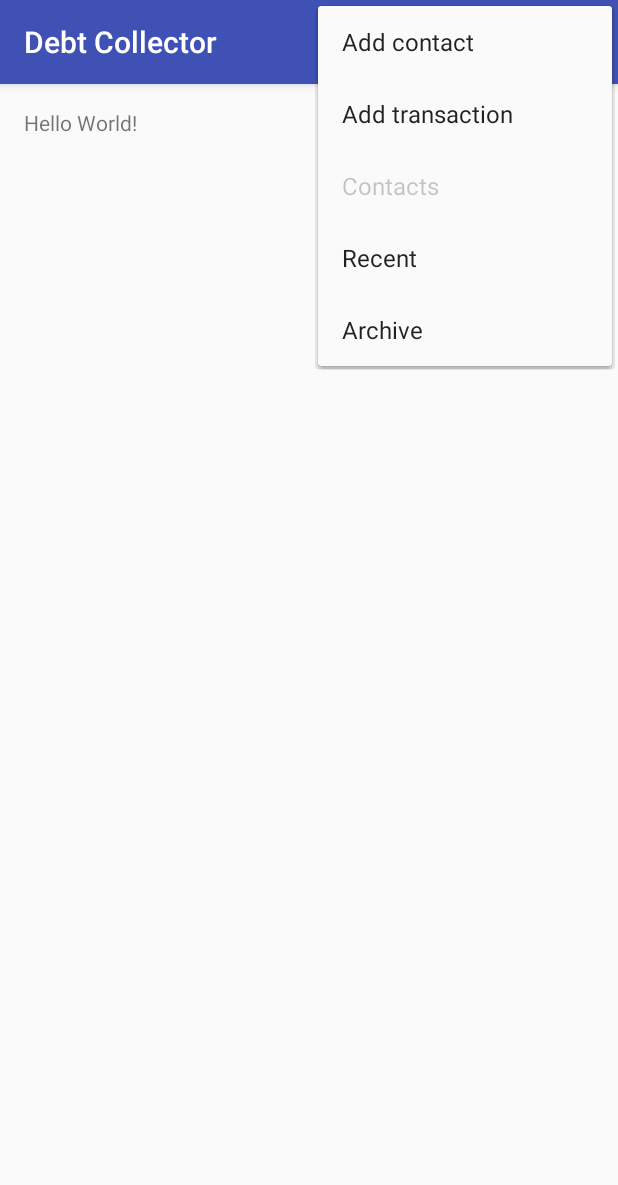
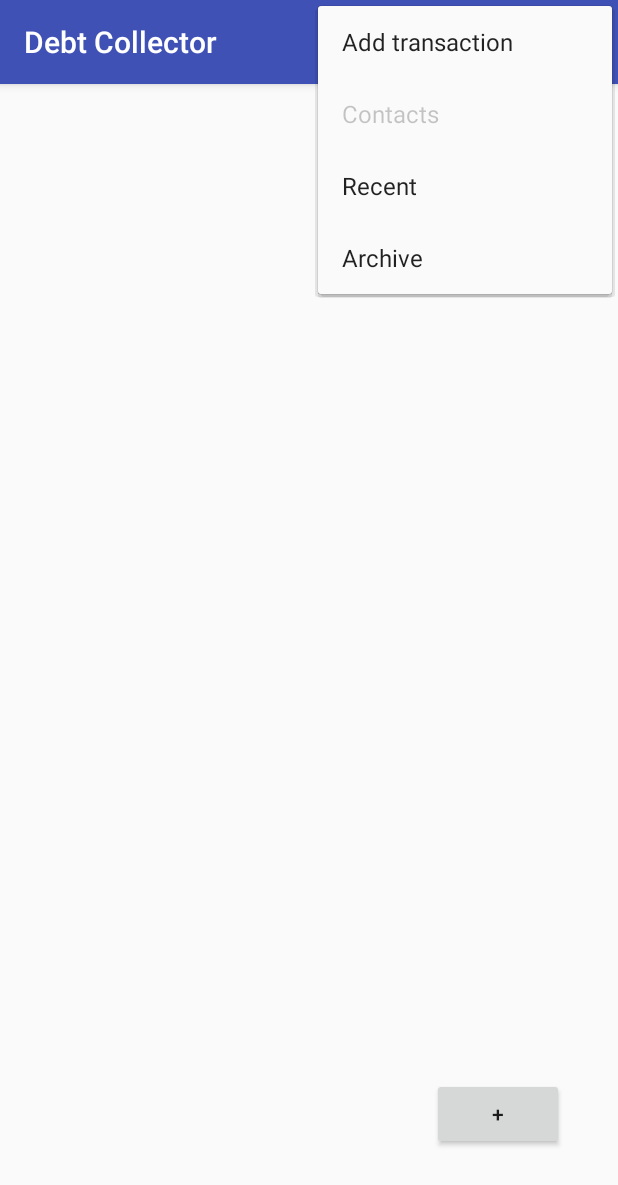
Before and after one commit to holgus103/DebtCollector, an Android app: the screen it shows after launch (Contacts), with the options menu open, on a phone screen of 412 x 824 dp. Shown: the top 1185 px of the screen. Run offline under Robolectric (Android 15) with nearby library versions, the phone set to English and light mode, and no system bars.

Commit message:
Contacts - Addition
- User can now add contacts from his contact list
- Added contacts are now displayed in the Contact activity

```diff
--- a/app/src/main/AndroidManifest.xml
+++ b/app/src/main/AndroidManifest.xml
@@ -17,7 +17,6 @@
                 <category android:name="android.intent.category.LAUNCHER" />
             </intent-filter>
         </activity>
-        <activity android:name=".activities.AddContact" />
         <activity android:name=".activities.AddTransaction" />
         <activity android:name=".activities.Archive" />
         <activity android:name=".activities.Recent"></activity>
--- a/app/src/main/java/debtcollector/holgus103/debtcollector/activities/Contacts.java
+++ b/app/src/main/java/debtcollector/holgus103/debtcollector/activities/Contacts.java
@@ -1,15 +1,73 @@
 package debtcollector.holgus103.debtcollector.activities;
 
+import android.content.ContentValues;
+import android.content.Intent;
+import android.database.Cursor;
 import android.os.Bundle;
+import android.provider.ContactsContract;
+import android.view.View;
+import android.widget.Button;
+import android.widget.ListAdapter;
+import android.widget.ListView;
+import android.widget.SimpleCursorAdapter;
 
 import debtcollector.holgus103.debtcollector.R;
+import debtcollector.holgus103.debtcollector.db.dao.ContactsDao;
+import debtcollector.holgus103.debtcollector.db.tables.ContactsTable;
 
 public class Contacts extends DebtCollectorActivity {
-
+    static final int PICK_CONTACT = 1;
+    private ListView listView;
     @Override
     protected void onCreate(Bundle savedInstanceState) {
         super.onCreate(savedInstanceState);
         setContentView(R.layout.activity_contacts);
+        this.addListeners();
+        this.listView  = (ListView) findViewById(R.id.listView);
+        this.loadContacts();
+    }
+
+    private void loadContacts() {
+        Cursor cursor = ContactsDao.getContacts(database);
+        listView.setAdapter( new SimpleCursorAdapter(this,
+                R.layout.simple_list_item,
+                cursor,
+                new String[] {ContactsTable.DISPLAY_NAME, ContactsTable.BALANCE},
+                new int[] {R.id.nameView, R.id.balanceView}
+        ));
+        ((SimpleCursorAdapter)listView.getAdapter()).notifyDataSetChanged();
+    }
+
+    protected void addContact(){
+        startActivityForResult(new Intent(Intent.ACTION_PICK, ContactsContract.Contacts.CONTENT_URI), PICK_CONTACT);
+    }
+
+    @Override
+    protected void onActivityResult(int requestCode, int resultCode, Intent data){
+        if(requestCode == Contacts.PICK_CONTACT){
+            if(resultCode == RESULT_OK){
+                Cursor cursor = getContentResolver().query(data.getData(), null, null, null, null);
+                if(cursor.moveToFirst()){
+                    ContentValues values = new ContentValues();
+                    values.put(ContactsTable.CONTACT_ID, cursor.getString(cursor.getColumnIndex(ContactsContract.Contacts._ID)));
+                    values.put(ContactsTable.DISPLAY_NAME, cursor.getString(cursor.getColumnIndex(ContactsContract.Contacts.DISPLAY_NAME)));
+                    database.insert(ContactsTable.class.getSimpleName(), null, values);
+
+                }
+                this.loadContacts();
+            }
+        }
+    }
+
+    private void addListeners(){
+        Button btn = (Button)this.findViewById(R.id.add_contact_btn);
+        btn.setOnClickListener(new Button.OnClickListener() {
+            @Override
+            public void onClick(View v) {
+                addContact();
+            }
+        });
+
     }
 
 
--- a/app/src/main/java/debtcollector/holgus103/debtcollector/activities/DebtCollectorActivity.java
+++ b/app/src/main/java/debtcollector/holgus103/debtcollector/activities/DebtCollectorActivity.java
@@ -1,24 +1,32 @@
 package debtcollector.holgus103.debtcollector.activities;
 
 import android.content.Intent;
+import android.database.sqlite.SQLiteDatabase;
 import android.os.Bundle;
 import android.support.v7.app.AppCompatActivity;
 import android.view.Menu;
 import android.view.MenuItem;
 
+import java.sql.SQLData;
+
 import debtcollector.holgus103.debtcollector.R;
+import debtcollector.holgus103.debtcollector.db.DebtCollectorDBHelper;
 
 /**
  * Created by Kuba on 13/12/2016.
  */
 public abstract class DebtCollectorActivity extends AppCompatActivity implements MenuItem.OnMenuItemClickListener{
     private static final String SELECTED_MENU_ITEM_ID = "SELECTED_MENU_ITEM_ID";
+    protected static SQLiteDatabase database = null;
     private int selectedMenuItem;
 
     @Override
     protected void onCreate(Bundle savedInstanceState){
         super.onCreate(savedInstanceState);
         Bundle bundle = getIntent().getExtras();
+        if(database == null){
+            database = new DebtCollectorDBHelper(this).getWritableDatabase();
+        }
         if(bundle != null) {
             this.selectedMenuItem = bundle.getInt(DebtCollectorActivity.SELECTED_MENU_ITEM_ID);
         }
@@ -29,12 +37,11 @@ public abstract class DebtCollectorActivity extends AppCompatActivity implements
 
     @Override
     public boolean onCreateOptionsMenu(Menu menu){
-        MenuItem[] items = new MenuItem[5];
-        items[0] = menu.add(0, R.id.add_contact, 0, R.string.add_contact);
-        items[1] = menu.add(0, R.id.add_transaction, 0, R.string.add_transaction);
-        items[2] = menu.add(0, R.id.contacts, 0, R.string.contacts);
-        items[3] = menu.add(0, R.id.recent, 0, R.string.recent);
-        items[4] = menu.add(0, R.id.archive, 0, R.string.archive);
+        MenuItem[] items = new MenuItem[4];
+        items[0] = menu.add(0, R.id.add_transaction, 0, R.string.add_transaction);
+        items[1] = menu.add(0, R.id.contacts, 0, R.string.contacts);
+        items[2] = menu.add(0, R.id.recent, 0, R.string.recent);
+        items[3] = menu.add(0, R.id.archive, 0, R.string.archive);
 
         for(MenuItem item:items){
             item.setShowAsAction(MenuItem.SHOW_AS_ACTION_NEVER);
@@ -52,9 +59,6 @@ public abstract class DebtCollectorActivity extends AppCompatActivity implements
     public boolean onMenuItemClick(MenuItem item) {
         int id = item.getItemId();
         switch(id){
-            case R.id.add_contact:
-                this.startActivity(AddContact.class, id);
-                break;
             case R.id.add_transaction:
                 this.startActivity(AddTransaction.class, id);
                 break;
--- /dev/null
+++ b/app/src/main/java/debtcollector/holgus103/debtcollector/db/DebtCollectorDBHelper.java
@@ -0,0 +1,30 @@
+package debtcollector.holgus103.debtcollector.db;
+
+import android.content.Context;
+import android.database.sqlite.SQLiteDatabase;
+import android.database.sqlite.SQLiteOpenHelper;
+
+import debtcollector.holgus103.debtcollector.db.tables.ContactsTable;
+
+/**
+ * Created by Kuba on 13/12/2016.
+ */
+public class DebtCollectorDBHelper extends SQLiteOpenHelper {
+
+    private static final String DATABASE_NAME = "debtCollector.db" ;
+    private static final int DATABASE_VERSION = 1 ;
+
+    public DebtCollectorDBHelper(Context context) {
+        super(context, DATABASE_NAME, null, DATABASE_VERSION);
+    }
+
+    @Override
+    public void onCreate(SQLiteDatabase db) {
+        ContactsTable.create(db);
+    }
+
+    @Override
+    public void onUpgrade(SQLiteDatabase db, int oldVersion, int newVersion) {
+        ContactsTable.drop(db);
+    }
+}
--- /dev/null
+++ b/app/src/main/java/debtcollector/holgus103/debtcollector/db/dao/ContactsDao.java
@@ -0,0 +1,19 @@
+package debtcollector.holgus103.debtcollector.db.dao;
+
+import android.database.Cursor;
+import android.database.sqlite.SQLiteDatabase;
+
+import debtcollector.holgus103.debtcollector.db.tables.ContactsTable;
+
+/**
+ * Created by Kuba on 13/12/2016.
+ */
+public final class ContactsDao {
+    public final static Cursor getContacts(SQLiteDatabase db){
+        return db.rawQuery("SELECT " + ContactsTable.CONTACT_ID + " AS _id, " +
+        ContactsTable.BALANCE + ", " +
+        ContactsTable.DISPLAY_NAME + " FROM " + ContactsTable.class.getSimpleName(),
+                null);
+
+    }
+}
--- /dev/null
+++ b/app/src/main/java/debtcollector/holgus103/debtcollector/db/tables/ContactsTable.java
@@ -0,0 +1,30 @@
+package debtcollector.holgus103.debtcollector.db.tables;
+
+import android.database.sqlite.SQLiteDatabase;
+
+/**
+ * Created by Kuba on 13/12/2016.
+ */
+public final class ContactsTable {
+    public static final String CONTACT_ID = "CONTACT_ID";
+    public static final String BALANCE = "BALANCE";
+    public static final String DISPLAY_NAME = "DISPLAY_NAME";
+
+    public final static void create(SQLiteDatabase db){
+        db.execSQL("CREATE TABLE " + ContactsTable.class.getSimpleName() + "(" +
+                CONTACT_ID + " TEXT, " +
+                BALANCE + " INT, " +
+                DISPLAY_NAME + " TEXT" +
+                ");"
+        );
+    }
+
+    public final static void drop(SQLiteDatabase db) {
+        db.execSQL("DROP TABLE " + ContactsTable.class.getSimpleName());
+    }
+
+    public final static String[] getAllColumns(){
+        return new String[]{ CONTACT_ID, BALANCE, DISPLAY_NAME };
+
+    }
+}
--- a/app/src/main/res/layout/activity_contacts.xml
+++ b/app/src/main/res/layout/activity_contacts.xml
@@ -8,18 +8,23 @@
     android:paddingRight="@dimen/activity_horizontal_margin"
     android:paddingTop="@dimen/activity_vertical_margin"
     tools:context=".activities.Contacts">
-    <!--<android.support.v7.widget.Toolbar-->
-        <!--android:id="@+id/my_toolbar"-->
-        <!--android:layout_width="match_parent"-->
-        <!--android:layout_height="?attr/actionBarSize"-->
-        <!--android:background="?attr/colorPrimary"-->
-        <!--android:elevation="4dp"-->
-        <!--android:theme="@style/ThemeOverlay.AppCompat.ActionBar"-->
-        <!--android:popupTheme="@style/ThemeOverlay.AppCompat.Light"-->
-        <!--/>-->
 
-    <TextView
+
+    <Button
         android:layout_width="wrap_content"
         android:layout_height="wrap_content"
-        android:text="Hello World!" />
+        android:text="+"
+        android:id="@+id/add_contact_btn"
+        android:layout_alignParentBottom="true"
+        android:layout_alignParentEnd="true"
+        android:layout_marginRight="20dp"
+        android:layout_marginBottom="41dp" />
+
+    <ListView
+        android:layout_width="wrap_content"
+        android:layout_height="wrap_content"
+        android:id="@+id/listView"
+        android:layout_alignParentTop="true"
+        android:layout_alignParentStart="true" />
+
 </RelativeLayout>
--- a/app/src/main/res/menu/menuitems.xml
+++ b/app/src/main/res/menu/menuitems.xml
@@ -3,7 +3,6 @@
     xmlns:app="http://schemas.android.com/apk/res-auto"
     xmlns:tools="http://schemas.android.com/tools"
     tools:context=".activities.Contacts">
-    <item android:id="@+id/add_contact"        android:title="@string/add_contact" app:showAsAction="never"/>
     <item android:id="@+id/add_transaction"        android:title="@string/add_transaction" app:showAsAction="never"/>
     <item android:id="@+id/contacts"        android:title="@string/contacts" app:showAsAction="never"/>
     <item android:id="@+id/recent"        android:title="@string/recent"  app:showAsAction="never"/>
--- a/app/src/main/res/values/strings.xml
+++ b/app/src/main/res/values/strings.xml
@@ -1,6 +1,5 @@
 <resources>
     <string name="app_name">Debt Collector</string>
-    <string name="add_contact">Add contact</string>
     <string name="add_transaction">Add transaction</string>
     <string name="contacts">Contacts</string>
     <string name="recent">Recent</string>
```
Also changed, not shown: app/src/main/java/debtcollector/holgus103/debtcollector/activities/AddContact.java (deleted, +0 -14 lines), app/src/main/res/drawable/round_button.xml (added, +9 -0 lines), app/src/main/res/layout/activity_add_contact.xml (deleted, +0 -12 lines), app/src/main/res/layout/simple_list_item.xml (added, +14 -0 lines).
